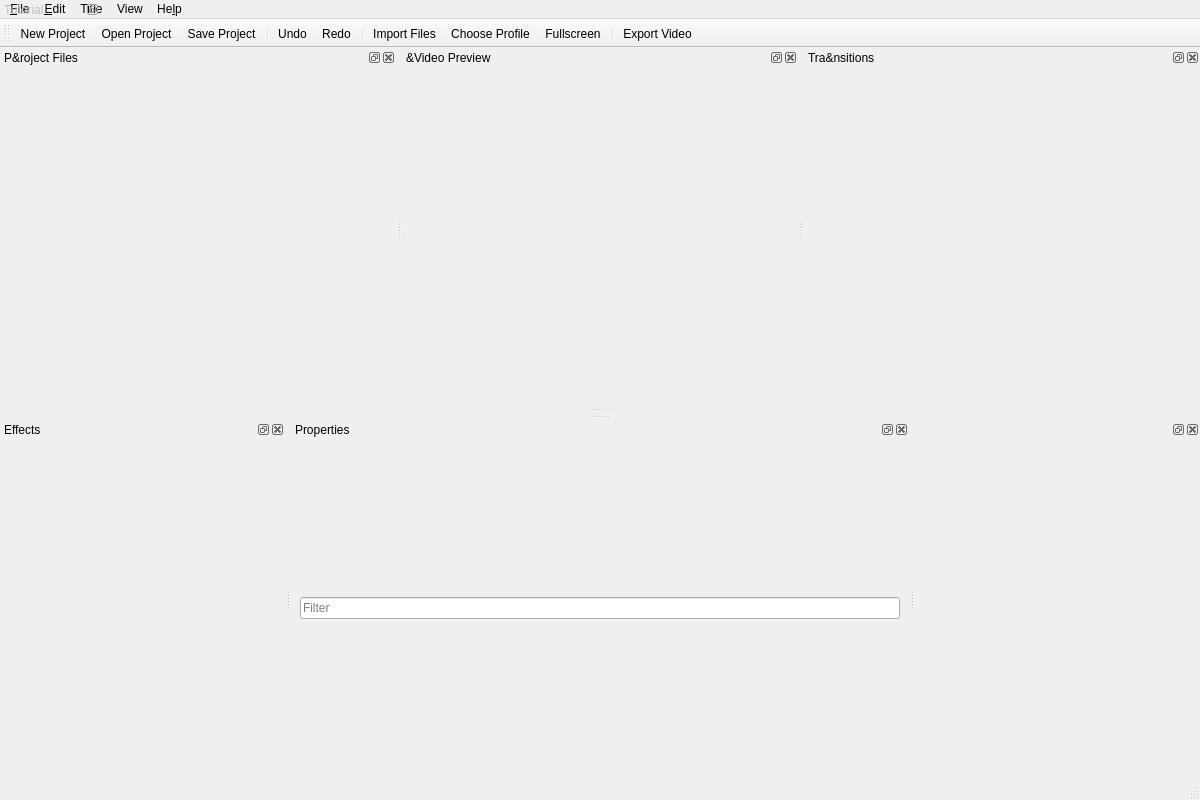
First picture: the form in src/windows/ui/main-window.ui, repository OpenShot/openshot-qt, before the edit.
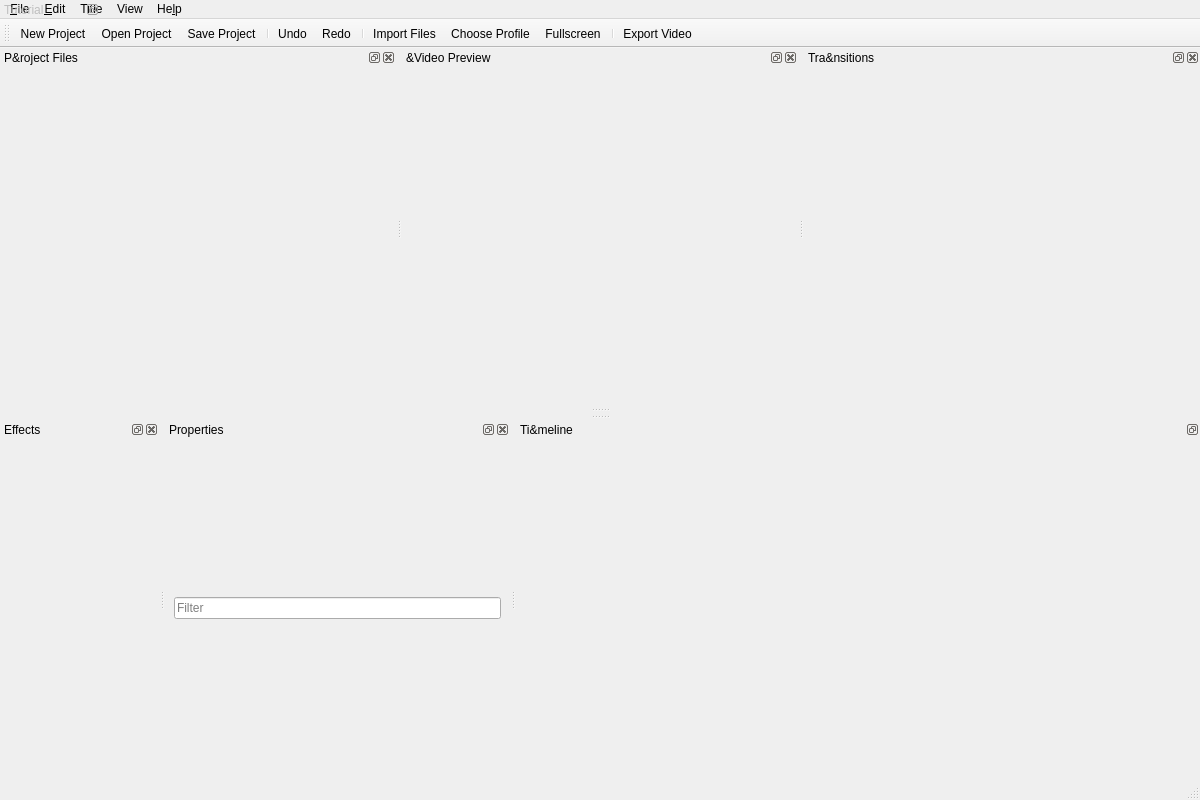
Second picture: the form after the edit. Icons and pictures are not drawn.

Commit message:
Title and constrain Timeline dock
* Timeline dock will now include the "Timeline" title in its titlebar
* The dock is constrained to be non-closeable (only movable and
  resizeable)
* The dock has a minimum size of `250px`×`150px`.

What changed in the file:
```diff
--- a/src/windows/ui/main-window.ui
+++ b/src/windows/ui/main-window.ui
@@ -442,6 +442,18 @@
    </widget>
   </widget>
   <widget class="QDockWidget" name="dockTimeline">
+   <property name="minimumSize">
+    <size>
+     <width>250</width>
+     <height>150</height>
+    </size>
+   </property>
+   <property name="features">
+    <set>QDockWidget::DockWidgetFloatable|QDockWidget::DockWidgetMovable</set>
+   </property>
+   <property name="windowTitle">
+    <string>Ti&amp;meline</string>
+   </property>
    <attribute name="dockWidgetArea">
     <number>8</number>
    </attribute>
```
